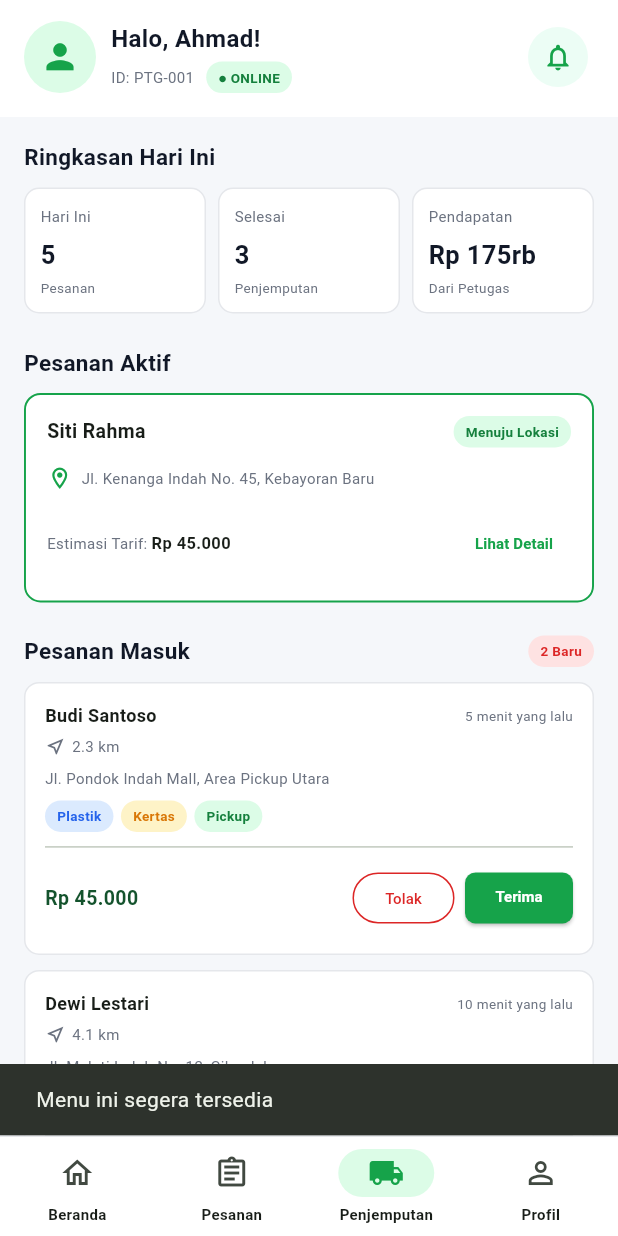
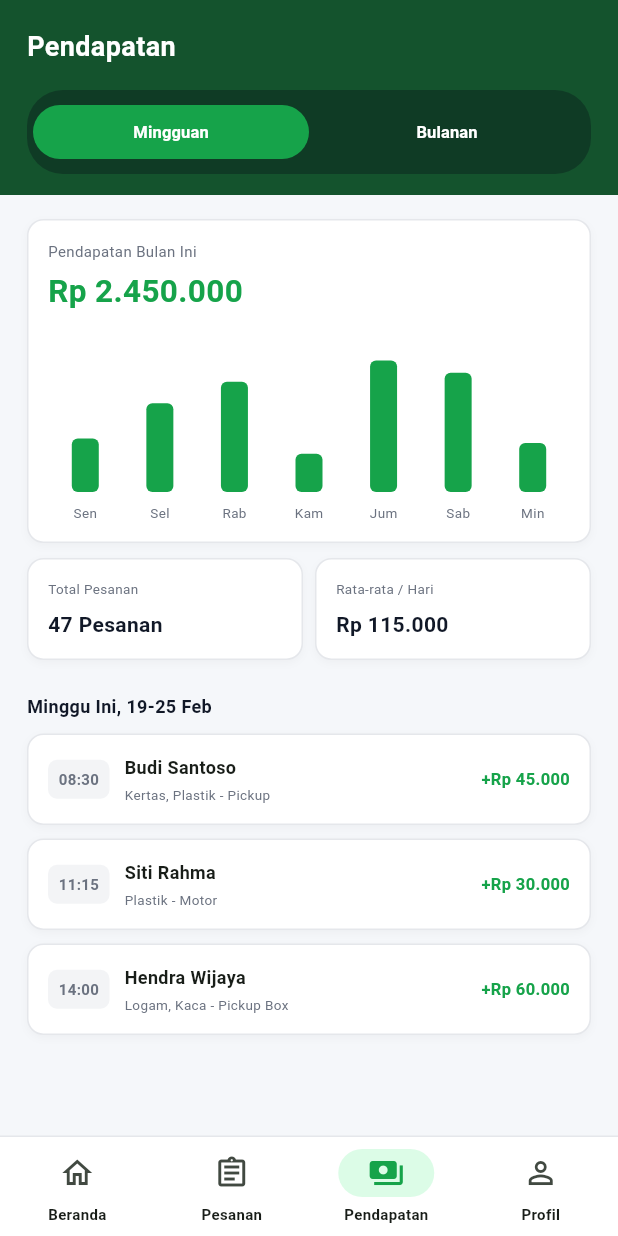
Before and after one commit to daffapriyantana/CleanPick, a Flutter app: the PetugasDashboardPage screen opened directly, item 3 of the bottom bar chosen, on a phone screen of 412 x 824 dp. Run offline on Flutter 3.47's test engine with Material 3 defaults, Android fonts, the phone set to English and light mode, and no system bars; our stand-ins replace equatable, flutter_bloc; accounts and stored records are empty.

Commit message:
feat: add pendapatan page

```diff
--- a/lib/presentation/pages/petugas_dashboard_page.dart
+++ b/lib/presentation/pages/petugas_dashboard_page.dart
@@ -5,6 +5,7 @@ import '../../core/theme/app_theme.dart';
 import '../bloc/auth/auth_cubit.dart';
 import '../bloc/auth/auth_state.dart';
 import 'petugas_order_detail_page.dart';
+import 'petugas_income_page.dart';
 import 'petugas_orders_page.dart';
 
 class PetugasDashboardPage extends StatefulWidget {
@@ -31,6 +32,8 @@ class _PetugasDashboardPageState extends State<PetugasDashboardPage> {
       body: SafeArea(
         child: _selectedIndex == 1
             ? PetugasOrdersView(onMessage: _showMessage)
+            : _selectedIndex == 2
+                ? const PetugasIncomeView()
                 : Column(
                     children: [
                       _Header(name: name, id: id),
@@ -91,7 +94,8 @@ class _PetugasDashboardPageState extends State<PetugasDashboardPage> {
                                 ),
                               const SizedBox(height: 22),
                               const Row(
-                      mainAxisAlignment: MainAxisAlignment.spaceBetween,
+                                mainAxisAlignment:
+                                    MainAxisAlignment.spaceBetween,
                                 children: [
                                   _SectionTitle('Pesanan Masuk'),
                                   _Pill(
@@ -105,20 +109,34 @@ class _PetugasDashboardPageState extends State<PetugasDashboardPage> {
                                 name: 'Budi Santoso',
                                 time: '5 menit yang lalu',
                                 distance: '2.3 km',
-                      address: 'Jl. Pondok Indah Mall, Area Pickup Utara',
+                                address:
+                                    'Jl. Pondok Indah Mall, Area Pickup Utara',
                                 chips: const [
-                        ('Plastik', Color(0xFFDBEAFE), Color(0xFF2563EB)),
-                        ('Kertas', Color(0xFFFEF3C7), Color(0xFFD97706)),
-                        ('Pickup', Color(0xFFDCFCE7), Color(0xFF15803D))
+                                  (
+                                    'Plastik',
+                                    Color(0xFFDBEAFE),
+                                    Color(0xFF2563EB)
+                                  ),
+                                  (
+                                    'Kertas',
+                                    Color(0xFFFEF3C7),
+                                    Color(0xFFD97706)
+                                  ),
+                                  (
+                                    'Pickup',
+                                    Color(0xFFDCFCE7),
+                                    Color(0xFF15803D)
+                                  )
                                 ],
                                 price: 'Rp 45.000',
                                 accepted: _acceptedCustomer == 'Budi Santoso',
                                 onAccept: () => _acceptOrder('Budi Santoso'),
-                      onReject: () =>
-                          _showMessage('Pesanan Budi Santoso ditolak'),
+                                onReject: () => _showMessage(
+                                    'Pesanan Budi Santoso ditolak'),
                                 onDetail: () => _openOrderDetail(
                                   customerName: 'Budi Santoso',
-                        address: 'Jl. Pondok Indah Mall, Area Pickup Utara',
+                                  address:
+                                      'Jl. Pondok Indah Mall, Area Pickup Utara',
                                   distance: '2.3 km',
                                   wasteType: 'Plastik',
                                   vehicleType: 'Pickup Box',
@@ -134,14 +152,22 @@ class _PetugasDashboardPageState extends State<PetugasDashboardPage> {
                                 distance: '4.1 km',
                                 address: 'Jl. Melati Indah No. 12, Cilandak',
                                 chips: const [
-                        ('Organik', Color(0xFFDCFCE7), Color(0xFF15803D)),
-                        ('Motor Tiga', Color(0xFFF3E8FF), Color(0xFF7E22CE))
+                                  (
+                                    'Organik',
+                                    Color(0xFFDCFCE7),
+                                    Color(0xFF15803D)
+                                  ),
+                                  (
+                                    'Motor Tiga',
+                                    Color(0xFFF3E8FF),
+                                    Color(0xFF7E22CE)
+                                  )
                                 ],
                                 price: 'Rp 30.000',
                                 accepted: _acceptedCustomer == 'Dewi Lestari',
                                 onAccept: () => _acceptOrder('Dewi Lestari'),
-                      onReject: () =>
-                          _showMessage('Pesanan Dewi Lestari ditolak'),
+                                onReject: () => _showMessage(
+                                    'Pesanan Dewi Lestari ditolak'),
                                 onDetail: () => _openOrderDetail(
                                   customerName: 'Dewi Lestari',
                                   address: 'Jl. Melati Indah No. 12, Cilandak',
@@ -164,7 +190,7 @@ class _PetugasDashboardPageState extends State<PetugasDashboardPage> {
         selectedIndex: _selectedIndex,
         onSelected: (index) {
           setState(() => _selectedIndex = index);
-          if (index != 0 && index != 1) {
+          if (index == 3) {
             _showMessage('Menu ini segera tersedia');
           }
         },
@@ -583,10 +609,9 @@ class _BottomNavigation extends StatelessWidget {
                 selectedIcon: Icon(Icons.assignment, color: AppColors.primary),
                 label: 'Pesanan'),
             NavigationDestination(
-                icon: Icon(Icons.local_shipping_outlined),
-                selectedIcon:
-                    Icon(Icons.local_shipping, color: AppColors.primary),
-                label: 'Penjemputan'),
+                icon: Icon(Icons.payments_outlined),
+                selectedIcon: Icon(Icons.payments, color: AppColors.primary),
+                label: 'Pendapatan'),
             NavigationDestination(
                 icon: Icon(Icons.person_outline),
                 selectedIcon: Icon(Icons.person, color: AppColors.primary),
--- /dev/null
+++ b/lib/presentation/pages/petugas_income_page.dart
@@ -0,0 +1,410 @@
+import 'package:flutter/material.dart';
+
+import '../../core/theme/app_theme.dart';
+
+class PetugasIncomeView extends StatefulWidget {
+  const PetugasIncomeView({super.key});
+
+  @override
+  State<PetugasIncomeView> createState() => _PetugasIncomeViewState();
+}
+
+class _PetugasIncomeViewState extends State<PetugasIncomeView> {
+  bool _isMonthly = false;
+
+  @override
+  Widget build(BuildContext context) {
+    return Column(
+      children: [
+        Container(
+          color: AppColors.primaryDark,
+          padding: const EdgeInsets.fromLTRB(18, 18, 18, 14),
+          child: Column(
+            crossAxisAlignment: CrossAxisAlignment.start,
+            children: [
+              const Text(
+                'Pendapatan',
+                style: TextStyle(
+                    color: Colors.white,
+                    fontSize: 18,
+                    fontWeight: FontWeight.bold),
+              ),
+              const SizedBox(height: 16),
+              Container(
+                padding: const EdgeInsets.all(4),
+                decoration: BoxDecoration(
+                    color: const Color(0xFF0F3B25),
+                    borderRadius: BorderRadius.circular(24)),
+                child: Row(
+                  children: [
+                    Expanded(
+                        child: _PeriodButton(
+                            label: 'Mingguan',
+                            selected: !_isMonthly,
+                            onPressed: () =>
+                                setState(() => _isMonthly = false))),
+                    Expanded(
+                        child: _PeriodButton(
+                            label: 'Bulanan',
+                            selected: _isMonthly,
+                            onPressed: () =>
+                                setState(() => _isMonthly = true))),
+                  ],
+                ),
+              ),
+            ],
+          ),
+        ),
+        Expanded(
+          child: SingleChildScrollView(
+            padding: const EdgeInsets.fromLTRB(18, 16, 18, 24),
+            child: AnimatedSwitcher(
+              duration: const Duration(milliseconds: 220),
+              child: _isMonthly
+                  ? const _MonthlyIncomeContent()
+                  : const _WeeklyIncomeContent(),
+            ),
+          ),
+        ),
+      ],
+    );
+  }
+}
+
+class _PeriodButton extends StatelessWidget {
+  final String label;
+  final bool selected;
+  final VoidCallback onPressed;
+  const _PeriodButton(
+      {required this.label, required this.selected, required this.onPressed});
+
+  @override
+  Widget build(BuildContext context) {
+    return TextButton(
+      onPressed: onPressed,
+      style: TextButton.styleFrom(
+        backgroundColor: selected ? AppColors.primary : Colors.transparent,
+        foregroundColor: Colors.white,
+        minimumSize: const Size.fromHeight(36),
+        shape: RoundedRectangleBorder(borderRadius: BorderRadius.circular(20)),
+      ),
+      child: Text(label,
+          style: const TextStyle(fontSize: 11, fontWeight: FontWeight.bold)),
+    );
+  }
+}
+
+class _WeeklyIncomeContent extends StatelessWidget {
+  const _WeeklyIncomeContent();
+
+  @override
+  Widget build(BuildContext context) {
+    return const Column(
+      key: ValueKey('weekly'),
+      crossAxisAlignment: CrossAxisAlignment.start,
+      children: [
+        _IncomeSummaryCard(
+            title: 'Pendapatan Bulan Ini',
+            amount: 'Rp 2.450.000',
+            labels: ['Sen', 'Sel', 'Rab', 'Kam', 'Jum', 'Sab', 'Min'],
+            values: [0.35, 0.58, 0.72, 0.25, 0.86, 0.78, 0.32]),
+        SizedBox(height: 10),
+        Row(
+          children: [
+            Expanded(
+                child: _SmallSummaryCard(
+                    title: 'Total Pesanan', value: '47 Pesanan')),
+            SizedBox(width: 8),
+            Expanded(
+                child: _SmallSummaryCard(
+                    title: 'Rata-rata / Hari', value: 'Rp 115.000')),
+          ],
+        ),
+        SizedBox(height: 22),
+        _SectionHeading('Minggu Ini, 19-25 Feb'),
+        SizedBox(height: 10),
+        _TransactionCard(
+            time: '08:30',
+            name: 'Budi Santoso',
+            detail: 'Kertas, Plastik - Pickup',
+            income: '+Rp 45.000'),
+        _TransactionCard(
+            time: '11:15',
+            name: 'Siti Rahma',
+            detail: 'Plastik - Motor',
+            income: '+Rp 30.000'),
+        _TransactionCard(
+            time: '14:00',
+            name: 'Hendra Wijaya',
+            detail: 'Logam, Kaca - Pickup Box',
+            income: '+Rp 60.000'),
+      ],
+    );
+  }
+}
+
+class _MonthlyIncomeContent extends StatelessWidget {
+  const _MonthlyIncomeContent();
+
+  @override
+  Widget build(BuildContext context) {
+    return const Column(
+      key: ValueKey('monthly'),
+      crossAxisAlignment: CrossAxisAlignment.start,
+      children: [
+        _IncomeSummaryCard(
+            title: 'Pendapatan Bulan Ini (Juni)',
+            amount: 'Rp 8.750.000',
+            labels: ['Jan', 'Feb', 'Mar', 'Apr', 'Mei', 'Jun'],
+            values: [0.5, 0.3, 0.78, 0.56, 0.82, 0.98]),
+        SizedBox(height: 10),
+        Row(
+          children: [
+            Expanded(
+                child: _SmallSummaryCard(
+                    title: 'Total Pesanan', value: '142 Pesanan')),
+            SizedBox(width: 8),
+            Expanded(
+                child: _SmallSummaryCard(
+                    title: 'Rata-rata / Hari', value: 'Rp 291.000')),
+          ],
+        ),
+        SizedBox(height: 22),
+        _SectionHeading('Rincian Harian Terbaru'),
+        SizedBox(height: 10),
+        _DailyIncomeCard(
+            date: 'Selasa, 25 Jun', orders: '6 Pesanan', income: '+Rp 280.000'),
+        _DailyIncomeCard(
+            date: 'Senin, 24 Jun', orders: '8 Pesanan', income: '+Rp 395.000'),
+        _DailyIncomeCard(
+            date: 'Minggu, 23 Jun', orders: '5 Pesanan', income: '+Rp 210.000'),
+      ],
+    );
+  }
+}
+
+class _IncomeSummaryCard extends StatelessWidget {
+  final String title;
+  final String amount;
+  final List<String> labels;
+  final List<double> values;
+  const _IncomeSummaryCard(
+      {required this.title,
+      required this.amount,
+      required this.labels,
+      required this.values});
+
+  @override
+  Widget build(BuildContext context) {
+    return _CardSurface(
+      child: Column(crossAxisAlignment: CrossAxisAlignment.start, children: [
+        Text(title,
+            style:
+                const TextStyle(fontSize: 10, color: AppColors.textSecondary)),
+        const SizedBox(height: 5),
+        Text(amount,
+            style: const TextStyle(
+                fontSize: 21,
+                fontWeight: FontWeight.bold,
+                color: AppColors.primary)),
+        const SizedBox(height: 17),
+        SizedBox(
+          height: 122,
+          child: Row(
+            crossAxisAlignment: CrossAxisAlignment.end,
+            mainAxisAlignment: MainAxisAlignment.spaceAround,
+            children: List.generate(
+                labels.length,
+                (index) =>
+                    _ChartBar(label: labels[index], value: values[index])),
+          ),
+        ),
+      ]),
+    );
+  }
+}
+
+class _ChartBar extends StatelessWidget {
+  final String label;
+  final double value;
+  const _ChartBar({required this.label, required this.value});
+
+  @override
+  Widget build(BuildContext context) {
+    return Expanded(
+      child: Column(
+        mainAxisAlignment: MainAxisAlignment.end,
+        children: [
+          Expanded(
+            child: Align(
+              alignment: Alignment.bottomCenter,
+              child: FractionallySizedBox(
+                heightFactor: value,
+                child: Container(
+                  width: 18,
+                  decoration: BoxDecoration(
+                      color: AppColors.primary,
+                      borderRadius: BorderRadius.circular(4)),
+                ),
+              ),
+            ),
+          ),
+          const SizedBox(height: 7),
+          Text(label,
+              style:
+                  const TextStyle(fontSize: 9, color: AppColors.textSecondary)),
+        ],
+      ),
+    );
+  }
+}
+
+class _SmallSummaryCard extends StatelessWidget {
+  final String title;
+  final String value;
+  const _SmallSummaryCard({required this.title, required this.value});
+
+  @override
+  Widget build(BuildContext context) => _CardSurface(
+        child: Column(crossAxisAlignment: CrossAxisAlignment.start, children: [
+          Text(title,
+              maxLines: 1,
+              overflow: TextOverflow.ellipsis,
+              style:
+                  const TextStyle(fontSize: 9, color: AppColors.textSecondary)),
+          const SizedBox(height: 7),
+          FittedBox(
+              alignment: Alignment.centerLeft,
+              fit: BoxFit.scaleDown,
+              child: Text(value,
+                  style: const TextStyle(
+                      fontSize: 14,
+                      fontWeight: FontWeight.bold,
+                      color: AppColors.textPrimary))),
+        ]),
+      );
+}
+
+class _SectionHeading extends StatelessWidget {
+  final String title;
+  const _SectionHeading(this.title);
+
+  @override
+  Widget build(BuildContext context) => Text(title,
+      style: const TextStyle(
+          fontSize: 12,
+          fontWeight: FontWeight.bold,
+          color: AppColors.textPrimary));
+}
+
+class _TransactionCard extends StatelessWidget {
+  final String time;
+  final String name;
+  final String detail;
+  final String income;
+  const _TransactionCard(
+      {required this.time,
+      required this.name,
+      required this.detail,
+      required this.income});
+
+  @override
+  Widget build(BuildContext context) {
+    return Padding(
+      padding: const EdgeInsets.only(bottom: 9),
+      child: _CardSurface(
+        child: Row(children: [
+          Container(
+            padding: const EdgeInsets.symmetric(horizontal: 7, vertical: 6),
+            decoration: BoxDecoration(
+                color: const Color(0xFFF3F4F6),
+                borderRadius: BorderRadius.circular(6)),
+            child: Text(time,
+                style: const TextStyle(
+                    fontSize: 10,
+                    fontWeight: FontWeight.bold,
+                    color: AppColors.textSecondary)),
+          ),
+          const SizedBox(width: 10),
+          Expanded(
+              child: Column(
+                  crossAxisAlignment: CrossAxisAlignment.start,
+                  children: [
+                Text(name,
+                    style: const TextStyle(
+                        fontSize: 12, fontWeight: FontWeight.bold)),
+                const SizedBox(height: 3),
+                Text(detail,
+                    maxLines: 1,
+                    overflow: TextOverflow.ellipsis,
+                    style: const TextStyle(
+                        fontSize: 9, color: AppColors.textSecondary)),
+              ])),
+          const SizedBox(width: 5),
+          Text(income,
+              style: const TextStyle(
+                  fontSize: 11,
+                  fontWeight: FontWeight.bold,
+                  color: AppColors.primary)),
+        ]),
+      ),
+    );
+  }
+}
+
+class _DailyIncomeCard extends StatelessWidget {
+  final String date;
+  final String orders;
+  final String income;
+  const _DailyIncomeCard(
+      {required this.date, required this.orders, required this.income});
+
+  @override
+  Widget build(BuildContext context) {
+    return Padding(
+      padding: const EdgeInsets.only(bottom: 9),
+      child: _CardSurface(
+        child: Row(children: [
+          Expanded(
+              child: Column(
+                  crossAxisAlignment: CrossAxisAlignment.start,
+                  children: [
+                Text(date,
+                    style: const TextStyle(
+                        fontSize: 12, fontWeight: FontWeight.bold)),
+                const SizedBox(height: 5),
+                Text(orders,
+                    style: const TextStyle(
+                        fontSize: 10, color: AppColors.textSecondary)),
+              ])),
+          Text(income,
+              style: const TextStyle(
+                  fontSize: 12,
+                  color: AppColors.primary,
+                  fontWeight: FontWeight.bold)),
+        ]),
+      ),
+    );
+  }
+}
+
+class _CardSurface extends StatelessWidget {
+  final Widget child;
+  const _CardSurface({required this.child});
+
+  @override
+  Widget build(BuildContext context) => Container(
+        width: double.infinity,
+        padding: const EdgeInsets.all(13),
+        decoration: BoxDecoration(
+          color: Colors.white,
+          borderRadius: BorderRadius.circular(11),
+          border: Border.all(color: AppColors.border),
+          boxShadow: const [
+            BoxShadow(
+                color: Color(0x08000000), blurRadius: 4, offset: Offset(0, 2))
+          ],
+        ),
+        child: child,
+      );
+}
```
Lines whose indentation alone changed are shown as unchanged.
